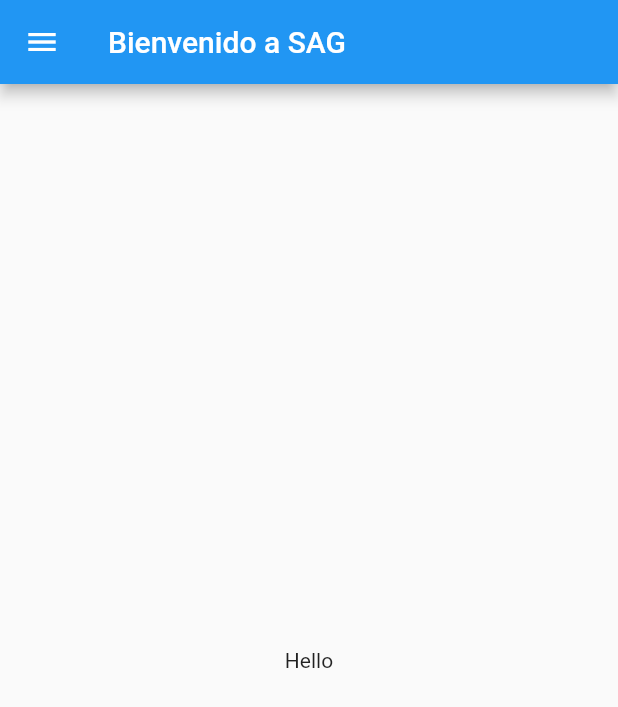
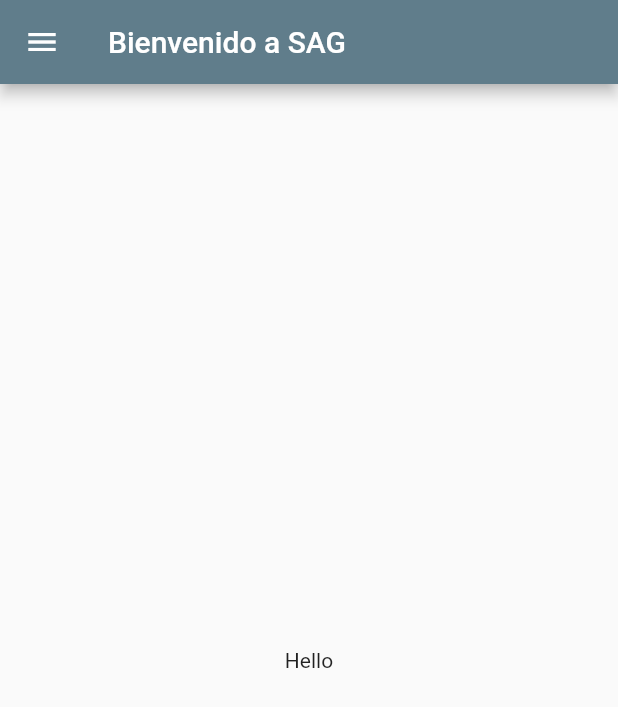
Before and after one commit to ErickUT060101/sag_usuario, a Flutter app: the screen it shows after launch, on a phone screen of 412 x 824 dp. Shown: the top 707 px of the screen. Run offline on Flutter 3.47's test engine with Material 2 defaults, Android fonts, the phone set to English and light mode, and no system bars.

Commit message:
version1

```diff
--- a/lib/main.dart
+++ b/lib/main.dart
@@ -6,7 +6,11 @@ class MyApp extends StatelessWidget {
   @override
   Widget build(BuildContext context) {
     return MaterialApp(
+      theme: ThemeData(
+        primarySwatch: Colors.blueGrey,
+      ),
       title: 'SAG',
+      debugShowCheckedModeBanner: false,
       home: Scaffold(
         appBar: AppBar(
           title: Text('Bienvenido a SAG'),
@@ -16,18 +20,33 @@ class MyApp extends StatelessWidget {
             padding: EdgeInsets.zero,
             children: [
               DrawerHeader(
-                decoration: BoxDecoration(color: Colors.blueAccent),
                 child: Column(
                   children: [
                     Expanded(
-                      child: Image.asset('logo.png'),
-                    )
+                      child: Image.asset('sag_logo2.png'),
+                    ),
+                    Text('¿En qué estación te encuentras?')
                   ],
                 ),
               ),
               ListTile(
-                leading: Icon(Icons.add_location_alt_outlined),
-                title: Text('Añadir mi ubicación'),
+                leading: Icon(Icons.commute),
+                title: Text('Estación 1'),
+                onTap: () {},
+              ),
+              ListTile(
+                leading: Icon(Icons.commute),
+                title: Text('Estación 2'),
+                onTap: () {},
+              ),
+              ListTile(
+                leading: Icon(Icons.commute),
+                title: Text('Estación 3'),
+                onTap: () {},
+              ),
+              ListTile(
+                leading: Icon(Icons.commute),
+                title: Text('Estación 4'),
                 onTap: () {},
               )
             ],
--- a/pubspec.yaml
+++ b/pubspec.yaml
@@ -43,8 +43,8 @@ dev_dependencies:
     sdk: flutter
 
 flutter_native_splash:
-  image: assets/Ethereum_Outline.png
-  color: "#2E64FE"
+  image: assets/sag_logo2.png
+  color: "#FFFFFF"
 
   # The "flutter_lints" package below contains a set of recommended lints to
   # encourage good coding practices. The lint set provided by the package is
```
Also changed, not shown: assets/SAG icono.png (added), assets/SAG.png (added), assets/SAG2.png (added), assets/logo_blanco.png (added), assets/sag_blanco.png (added), assets/sag_logo2.png (added), 21 other files.
